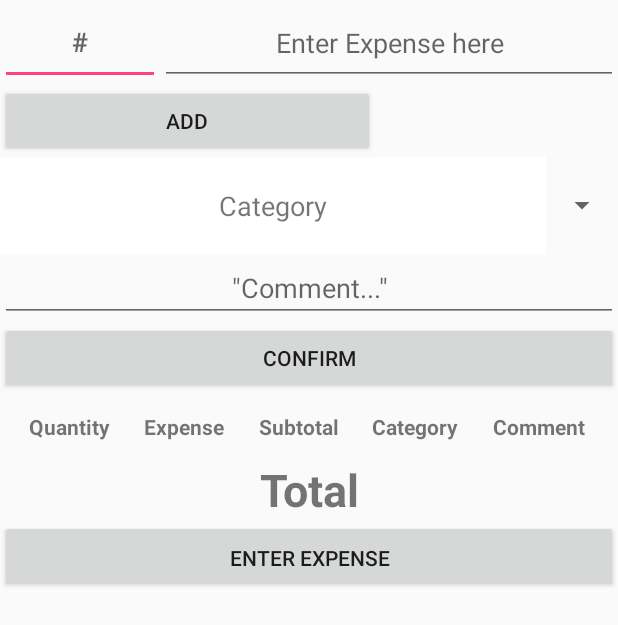
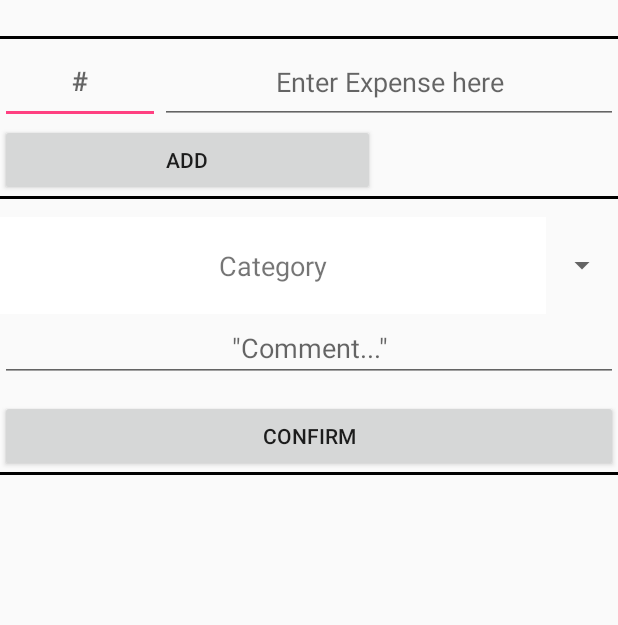
Before and after one commit to sobotadom/Enactus, an Android app: the Expense screen opened directly, with no data from a screen before it, on a phone screen of 412 x 824 dp. Shown: the top 625 px of the screen. Run offline under Robolectric (Android 15) with nearby library versions, the phone set to English and light mode, and no system bars.

Commit message:
still working on removing tuples, got expense to look alot more spread out

```diff
--- a/app/src/main/java/enactus/budget/enactus/Expense.java
+++ b/app/src/main/java/enactus/budget/enactus/Expense.java
@@ -14,6 +14,7 @@ import android.util.DisplayMetrics;
 import android.util.Log;
 import android.view.View;
 import android.view.ViewGroup;
+import android.view.inputmethod.InputMethodManager;
 import android.widget.AdapterView;
 import android.widget.ArrayAdapter;
 import android.widget.Button;
@@ -42,12 +43,15 @@ public class Expense  extends Activity{
     private String expenseStr, category, comment;
     private double subtotal, expense , total;
     private ArrayList<Quintet<Date,Double,Integer,String,String>> tuples;
+
     private int number, finalindex;
     private boolean isValidExpense;
     @Override
     public void onCreate(Bundle savedInstanceState){
 
+        finalindex = 1;
         tuples = new ArrayList<>();
+
         //Set   up window
         super.onCreate(savedInstanceState);
         setContentView(R.layout.expense);
@@ -259,17 +263,19 @@ public class Expense  extends Activity{
                         txt.setText(Integer.toString(number));
                         newEntry.addView(txt);
 
+
                         TextView txt2 = new TextView(btnconfirm.getContext());
                         txt2.setText("$ " + Double.toString(expense));
                         newEntry.addView(txt2);
                         Log.i("EXPENSE",Double.toString(expense));
                         Log.i("EXPENSE", Double.toString(subtotal));
                         //show subtotal
+                        /*
                         TextView txt3 = new TextView(btnconfirm.getContext());
                         String strsubtotal = "$" + subtotal;
                         txt3.setText(strsubtotal);
                         newEntry.addView(txt3);
-
+                        */
 
                         //show category
                         newEntry.addView(newCat);
@@ -277,8 +283,9 @@ public class Expense  extends Activity{
                         //show comment
                         newEntry.addView(newComment);
 
-
-
+                        //set tag for index
+                        newEntry.setTag(finalindex);
+                        finalindex++;
 
                         //show remove button
                         final Button newremove = new Button(btnconfirm.getContext());
@@ -290,28 +297,48 @@ public class Expense  extends Activity{
                                 Log.i("REMOVE", "REMOVING ENTRY FROM LIST AND RESET");
 
                                 entries.removeView(newEntry);
-                                TextView temp = (TextView) newEntry.getChildAt(2);
-                                String str1 = temp.getText().toString().substring(1);
-                                total -= Double.parseDouble(str1);
+
+                                TextView temp = (TextView) newEntry.getChildAt(0);
+                                String str1 = temp.getText().toString();
+                                TextView temp2 = (TextView) newEntry.getChildAt(1);
+                                String str2 = temp2.getText().toString().substring(2);
+                                total -= Integer.parseInt(str1) * Double.parseDouble(str2);
+
                                 TextView totaltext = findViewById(R.id.total);
-                                totaltext.setText("Total: $" + total);
+                                totaltext.setText("Total: $" + String.format("%.2f",total));
+
                                 expense = 0.0;
                                 subtotal = 0.0;
 
 
 
+                                /*
+                                TableRow parent =(TableRow) v.getParent();
+                                TableLayout table = findViewById(R.id.entries);
+                                int i = (int) parent.getTag();
+                                Log.i("INDEX",Integer.toString(i));
+
+                                /*for(i = i; i< finalindex; i++){
+                                    TableRow current = (TableRow) table.getChildAt(i);
+                                    current.setTag(i - 1);
+                                }
+
+                                tuples.remove(tuples.get(i));
+                                finalindex--;
+
+                                for(i=i;i< table.getChildCount();i++){
+                                    TableRow row = (TableRow) table.getChildAt(i);
+                                    row.setTag(i - 1);
+                                }
 
 
                                 //get the index of entry to remove it from the tuples list
 
-                                /*************
-                                 *
-                                 *
-                                 * STILL NOT WORKING LOL
-                                 *
-                                 */
 
-                                // tuples.remove(index);
+                                for(Quintet<Date,Double,Integer,String,String> q : tuples){
+                                    Log.d("EFNA:FNAPGBNA:G", Double.toString(q.getValue1()));
+                                }
+                                */
                             }
                         });
 
@@ -336,6 +363,8 @@ public class Expense  extends Activity{
                         Date currentDay = Calendar.getInstance().getTime();
                         Quintet<Date, Double, Integer, String, String> tuple = new Quintet<>(currentDay,expense,number,category,comment);
                         tuples.add(tuple);
+
+
                         Log.i("TUPLES", "ADDED NEW TUPLE IN EXPENSE.JAVA < " + currentDay + " " +  expense + " " + number + " " + category + " " + comment + " >");
 
 
@@ -356,8 +385,17 @@ public class Expense  extends Activity{
                         TextView totalstr = findViewById(R.id.total);
                         totalstr.setText("Total: $" + total);
 
+                        //close keyboard
+                        InputMethodManager imm = (InputMethodManager)getSystemService(INPUT_METHOD_SERVICE);
+                        imm.hideSoftInputFromWindow(getCurrentFocus().getWindowToken(), 0);
+
+                        //make table visible
+                        LinearLayout l = findViewById(R.id.lay);
 
 
+                        for(int i = l.indexOfChild(btnconfirm);i < l.getChildCount(); i++){
+                            l.getChildAt(i).setVisibility(View.VISIBLE);
+                        }
                     }
 
                 }
--- a/app/src/main/res/layout/expense.xml
+++ b/app/src/main/res/layout/expense.xml
@@ -6,11 +6,25 @@
     android:layout_width="match_parent"
     android:layout_height="match_parent">
 
+    <ScrollView
+        android:layout_width="match_parent"
+        android:layout_height="match_parent">
+
         <LinearLayout
             android:id="@+id/lay"
             android:layout_width="match_parent"
             android:layout_height="wrap_content"
             android:orientation="vertical">
+
+            <Space
+                android:layout_width="match_parent"
+                android:layout_height="24dp"
+                android:layout_weight="1" />
+
+            <View
+                style="@style/Divider"
+                android:layout_height="2dp"
+                android:background="@android:color/black" />
 
             <LinearLayout
                 android:layout_width="match_parent"
@@ -65,6 +79,17 @@
                     android:textStyle="bold" />
             </LinearLayout>
 
+            <View
+                style="@style/Divider"
+                android:layout_height="2dp"
+                android:background="@android:color/background_dark" />
+
+            <Space
+                android:layout_width="match_parent"
+                android:layout_height="12dp"
+                android:layout_weight="1"
+                android:background="@android:color/black" />
+
             <Spinner
                 android:id="@+id/spinner"
                 android:layout_width="match_parent"
@@ -81,21 +106,33 @@
                 android:inputType="textPersonName"
                 android:textAlignment="center" />
 
+            <Space
+                android:layout_width="match_parent"
+                android:layout_height="12dp"
+                android:layout_weight="1" />
+
             <Button
                 android:id="@+id/btnconfirm"
                 android:layout_width="match_parent"
                 android:layout_height="wrap_content"
                 android:layout_weight="1"
-            android:paddingBottom="12dp"
-            android:paddingTop="12dp"
                 android:text="Confirm" />
+
+            <View
+                style="@style/Divider"
+                android:layout_height="2dp"
+                android:background="@android:color/black" />
+
+            <Space
+                android:layout_width="match_parent"
+                android:layout_height="24dp"
+                android:layout_weight="1" />
 
             <ScrollView
                 android:layout_width="match_parent"
-            android:layout_height="match_parent"
+                android:layout_height="wrap_content"
                 android:layout_weight="1"
-            android:paddingBottom="12dp"
-            android:paddingTop="12dp">
+                android:visibility="invisible">
 
                 <TableLayout
                     android:id="@+id/entries"
@@ -104,8 +141,8 @@
 
                     android:paddingLeft="8dp"
                     android:paddingRight="8dp"
-                android:stretchColumns="0,1,2,3,4"
-                android:shrinkColumns="5">
+                    android:shrinkColumns="4"
+                    android:stretchColumns="0,1,2,3">
 
                     <TableRow
                         android:layout_width="match_parent"
@@ -128,14 +165,6 @@
                             android:textStyle="bold" />
 
                         <TextView
-                        android:id="@+id/textView4"
-                        android:layout_width="wrap_content"
-                        android:layout_height="wrap_content"
-                        android:text="Subtotal"
-                        android:textAlignment="center"
-                        android:textStyle="bold" />
-
-                    <TextView
                             android:id="@+id/textView3"
                             android:layout_width="wrap_content"
                             android:layout_height="wrap_content"
@@ -151,37 +180,72 @@
                             android:textAlignment="center"
                             android:textStyle="bold" />
 
+                        <Button
+                            android:id="@+id/button"
+                            android:layout_width="wrap_content"
+                            android:layout_height="wrap_content"
+                            android:text="Button"
+                            android:visibility="invisible" />
+
                         <TextView
                             android:id="@+id/textView"
                             android:layout_width="wrap_content"
-                        android:layout_height="wrap_content"
+                            android:layout_height="12dp"
                             android:textAlignment="center"
                             android:textStyle="bold" />
                     </TableRow>
+
+                    <View
+                        style="@style/Divider"
+                        android:background="@android:color/black" />
                 </TableLayout>
 
             </ScrollView>
+
+            <View
+                android:id="@+id/blackline1"
+                style="@style/Divider"
+                android:layout_height="2dp"
+                android:background="@android:color/black"
+                android:visibility="invisible" />
+
+            <Space
+                android:layout_width="match_parent"
+                android:layout_height="wrap_content"
+                android:layout_weight="1" />
 
             <TextView
                 android:id="@+id/total"
                 android:layout_width="match_parent"
                 android:layout_height="wrap_content"
                 android:layout_weight="1"
-            android:paddingBottom="12dp"
-            android:paddingTop="24dp"
                 android:paddingVertical="0dp"
-            android:text="Total"
                 android:textAlignment="center"
                 android:textSize="30sp"
-            android:textStyle="bold" />
+                android:textStyle="bold"
+                android:visibility="invisible" />
+
+            <View
+                android:id="@+id/blackline2"
+                style="@style/Divider"
+                android:layout_height="2dp"
+                android:background="@android:color/black"
+                android:visibility="invisible" />
+
+            <Space
+                android:layout_width="match_parent"
+                android:layout_height="12dp"
+                android:layout_weight="1" />
 
             <Button
                 android:id="@+id/btnenter"
                 android:layout_width="match_parent"
                 android:layout_height="wrap_content"
                 android:layout_weight="1"
-            android:paddingTop="12dp"
-            android:text="@string/enter" />
+                android:text="@string/enter"
+                android:visibility="invisible" />
 
         </LinearLayout>
+    </ScrollView>
+
 </android.support.constraint.ConstraintLayout>
--- a/app/src/main/res/values/styles.xml
+++ b/app/src/main/res/values/styles.xml
@@ -16,5 +16,11 @@
     <style name="AppTheme.AppBarOverlay" parent="ThemeOverlay.AppCompat.Dark.ActionBar" />
 
     <style name="AppTheme.PopupOverlay" parent="ThemeOverlay.AppCompat.Light" />
+    <style name="Divider">
+        <item name="android:layout_width">match_parent</item>
+        <item name="android:layout_height">1dp</item>
+        <item name="android:background">?android:attr/listDivider</item>
+    </style>
+
 
 </resources>
```
Lines whose indentation alone changed are shown as unchanged.
